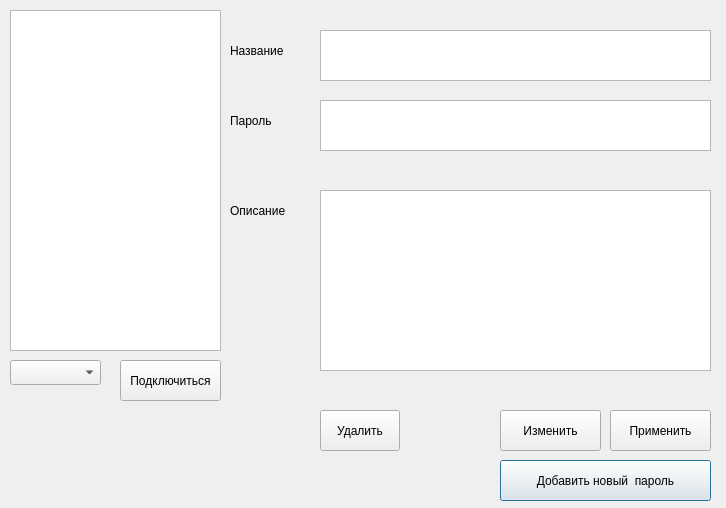
Before: the Qt Designer form oknoparoley.ui in Undeadguy0/PassHive, drawn with Qt 5.
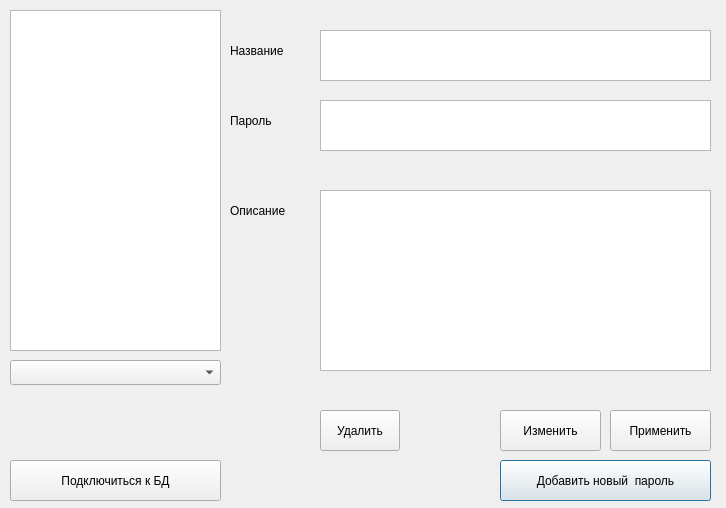
After: the same form once the commit is applied.

Patch:
```diff
--- a/oknoparoley.ui
+++ b/oknoparoley.ui
@@ -149,7 +149,7 @@
     <rect>
      <x>10</x>
      <y>360</y>
-     <width>91</width>
+     <width>211</width>
      <height>25</height>
     </rect>
    </property>
@@ -157,14 +157,14 @@
   <widget class="QPushButton" name="remote_knopka">
    <property name="geometry">
     <rect>
-     <x>120</x>
-     <y>360</y>
-     <width>101</width>
+     <x>10</x>
+     <y>460</y>
+     <width>211</width>
      <height>41</height>
     </rect>
    </property>
    <property name="text">
-    <string>Подключиться</string>
+    <string>Подключиться к БД</string>
    </property>
   </widget>
  </widget>
```
